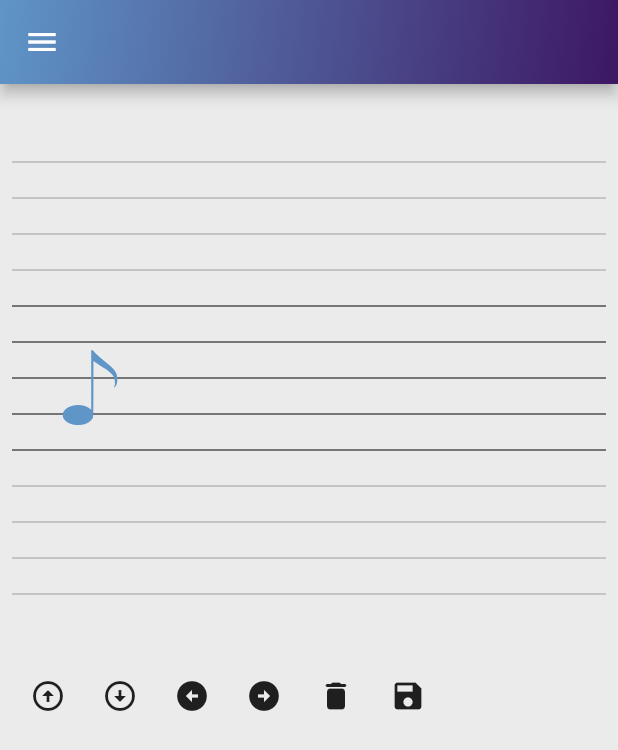
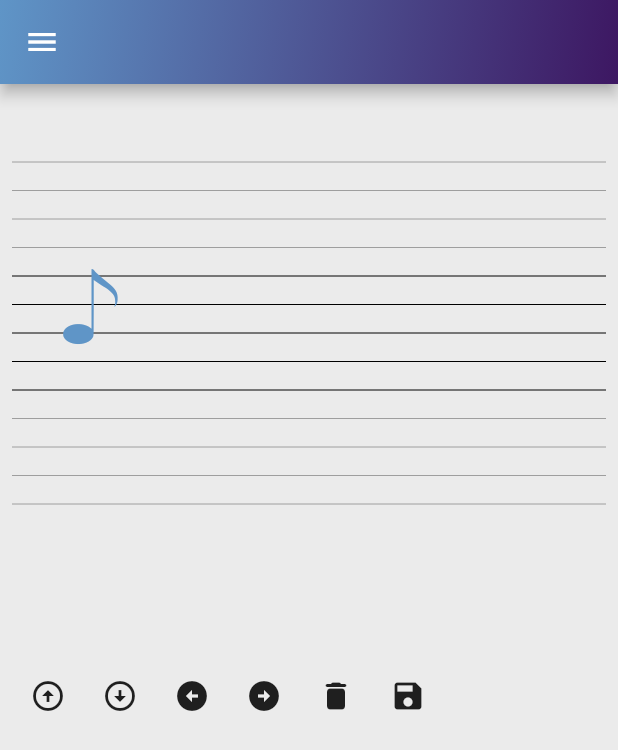
Before and after one commit to zoskar/tranquillo, a Flutter app: the screen it shows after launch, after a tap on "Login", on a phone screen of 412 x 824 dp. Shown: the top 750 px of the screen. Run offline on Flutter 3.47's test engine with Material 2 defaults, Android fonts, the phone set to English and light mode, and no system bars; our stand-ins replace firebase_auth, firebase_core, firebase_database, flutter_bloc, flutter_form_builder, flutter_hooks; accounts and stored records are empty; network calls fail.

```diff
--- a/lib/cubits/dictando_cubit.dart
+++ b/lib/cubits/dictando_cubit.dart
@@ -11,9 +11,14 @@ class DictandoCubit extends Cubit<DictandoState> {
 
   init() {
     dictando = Dictando([]);
-    beat = Beat([Note(duration: 1, pitch: 14)]);
+    beat = Beat([Note(duration: 1, pitch: 12)]);
     noteIndex = 0;
     beatIndex = 0;
+    emit(DictandoSetState());
+  }
+
+  setPitch(int pitch) {
+    beat.notes[noteIndex].pitch = pitch;
     emit(DictandoSetState());
   }
 
--- a/lib/presentation/create_screen.dart
+++ b/lib/presentation/create_screen.dart
@@ -10,8 +10,8 @@ import 'package:dict/presentation/hamburger_menu.dart';
 class CreateScreen extends StatelessWidget {
   const CreateScreen({Key? key}) : super(key: key);
 
-  final double distance = 8;
-  final double step = 1.5;
+  final double distance = 3;
+  final double step = 2.5;
   @override
   Widget build(BuildContext context) {
     if (context.read<UserDataCubit>().state is NoData) {
@@ -20,14 +20,9 @@ class CreateScreen extends StatelessWidget {
     if (context.read<DictandoCubit>().state is InitState) {
       context.read<DictandoCubit>().init();
     }
-
-    return Stack(
-      children: [
-        if (context.watch<AuthCubit>().state is AuthenticationInProgress)
-          const Center(
-            child: CircularProgressIndicator(),
-          ),
-        Scaffold(
+    return context.watch<AuthCubit>().state is AuthenticationInProgress
+        ? const Scaffold(body: Center(child: CircularProgressIndicator()))
+        : Scaffold(
             resizeToAvoidBottomInset: false,
             drawer: const HamburgerMenu(),
             appBar: AppBar(
@@ -53,7 +48,6 @@ class CreateScreen extends StatelessWidget {
                       ],
                     ),
                   ),
-                // Staff(distance: distance / 8),
                   Row(
                     children: [
                       IconButton(
@@ -100,8 +94,6 @@ class CreateScreen extends StatelessWidget {
                 ],
               ),
             ),
-        ),
-      ],
           );
   }
 }
@@ -126,12 +118,11 @@ class BeatWidget extends StatelessWidget {
             Column(
               children: [
                 SizedBox(
-                  height: distance *
-                      step *
-                      context.read<DictandoCubit>().beat.notes[i].pitch,
+                  height:
+                      9.5 * context.read<DictandoCubit>().beat.notes[i].pitch,
                 ),
                 Icon(
-                  NotesIcons.eight,
+                  Notes.eight,
                   color: i == context.read<DictandoCubit>().noteIndex
                       ? AppColors.a
                       : Colors.black,
@@ -143,6 +134,7 @@ class BeatWidget extends StatelessWidget {
       );
 }
 
+// TODO(zoskar): refactor
 class Staff extends StatelessWidget {
   const Staff({required this.distance, Key? key}) : super(key: key);
   final double distance;
@@ -150,32 +142,186 @@ class Staff extends StatelessWidget {
   @override
   Widget build(BuildContext context) => Column(
         children: [
-          const SizedBox(height: 36),
-          const Divider(color: Colors.grey),
-          SizedBox(height: distance),
-          const Divider(color: Colors.grey),
-          SizedBox(height: distance),
-          const Divider(color: Colors.grey),
-          SizedBox(height: distance),
-          const Divider(color: Colors.grey),
-          SizedBox(height: distance),
-          const Divider(color: Colors.black),
-          SizedBox(height: distance),
-          const Divider(color: Colors.black),
-          SizedBox(height: distance),
-          const Divider(color: Colors.black),
-          SizedBox(height: distance),
-          const Divider(color: Colors.black),
-          SizedBox(height: distance),
-          const Divider(color: Colors.black),
-          SizedBox(height: distance),
-          const Divider(color: Colors.grey),
-          SizedBox(height: distance),
-          const Divider(color: Colors.grey),
-          SizedBox(height: distance),
-          const Divider(color: Colors.grey),
-          SizedBox(height: distance),
-          const Divider(color: Colors.grey),
+          const SizedBox(
+            height: 39,
+          ),
+          GestureDetector(
+            behavior: HitTestBehavior.translucent,
+            onTap: () {
+              context.read<DictandoCubit>().setPitch(0);
+            },
+            child: const Divider(color: Colors.grey, height: 10),
+          ),
+          GestureDetector(
+            behavior: HitTestBehavior.translucent,
+            onTap: () {
+              context.read<DictandoCubit>().setPitch(1);
+            },
+            child: SizedBox(height: distance * 3, width: double.infinity),
+          ),
+          GestureDetector(
+            behavior: HitTestBehavior.translucent,
+            onTap: () {
+              context.read<DictandoCubit>().setPitch(2);
+            },
+            child: const Divider(color: Colors.grey, height: 10),
+          ),
+          GestureDetector(
+            behavior: HitTestBehavior.translucent,
+            onTap: () {
+              context.read<DictandoCubit>().setPitch(3);
+            },
+            child: SizedBox(height: distance * 3, width: double.infinity),
+          ),
+          GestureDetector(
+            behavior: HitTestBehavior.translucent,
+            onTap: () {
+              context.read<DictandoCubit>().setPitch(4);
+            },
+            child: const Divider(color: Colors.grey, height: 10),
+          ),
+          GestureDetector(
+            behavior: HitTestBehavior.translucent,
+            onTap: () {
+              context.read<DictandoCubit>().setPitch(5);
+            },
+            child: SizedBox(height: distance * 3, width: double.infinity),
+          ),
+          GestureDetector(
+            behavior: HitTestBehavior.translucent,
+            onTap: () {
+              context.read<DictandoCubit>().setPitch(6);
+            },
+            child: const Divider(color: Colors.grey, height: 10),
+          ),
+          GestureDetector(
+            behavior: HitTestBehavior.translucent,
+            onTap: () {
+              context.read<DictandoCubit>().setPitch(7);
+            },
+            child: SizedBox(height: distance * 3, width: double.infinity),
+          ),
+          GestureDetector(
+            behavior: HitTestBehavior.translucent,
+            onTap: () {
+              context.read<DictandoCubit>().setPitch(8);
+            },
+            child: const Divider(color: Colors.black, height: 10),
+          ),
+          GestureDetector(
+            behavior: HitTestBehavior.translucent,
+            onTap: () {
+              context.read<DictandoCubit>().setPitch(9);
+            },
+            child: SizedBox(height: distance * 3, width: double.infinity),
+          ),
+          GestureDetector(
+            behavior: HitTestBehavior.translucent,
+            onTap: () {
+              context.read<DictandoCubit>().setPitch(10);
+            },
+            child: const Divider(color: Colors.black, height: 10),
+          ),
+          GestureDetector(
+            behavior: HitTestBehavior.translucent,
+            onTap: () {
+              context.read<DictandoCubit>().setPitch(11);
+            },
+            child: SizedBox(height: distance * 3, width: double.infinity),
+          ),
+          GestureDetector(
+            behavior: HitTestBehavior.translucent,
+            onTap: () {
+              context.read<DictandoCubit>().setPitch(12);
+            },
+            child: const Divider(color: Colors.black, height: 10),
+          ),
+          GestureDetector(
+            behavior: HitTestBehavior.translucent,
+            onTap: () {
+              context.read<DictandoCubit>().setPitch(13);
+            },
+            child: SizedBox(height: distance * 3, width: double.infinity),
+          ),
+          GestureDetector(
+            behavior: HitTestBehavior.translucent,
+            onTap: () {
+              context.read<DictandoCubit>().setPitch(14);
+            },
+            child: const Divider(color: Colors.black, height: 10),
+          ),
+          GestureDetector(
+            behavior: HitTestBehavior.translucent,
+            onTap: () {
+              context.read<DictandoCubit>().setPitch(15);
+            },
+            child: SizedBox(height: distance * 3, width: double.infinity),
+          ),
+          GestureDetector(
+            behavior: HitTestBehavior.translucent,
+            onTap: () {
+              context.read<DictandoCubit>().setPitch(16);
+            },
+            child: const Divider(color: Colors.black, height: 10),
+          ),
+          GestureDetector(
+            behavior: HitTestBehavior.translucent,
+            onTap: () {
+              context.read<DictandoCubit>().setPitch(17);
+            },
+            child: SizedBox(height: distance * 3, width: double.infinity),
+          ),
+          GestureDetector(
+            behavior: HitTestBehavior.translucent,
+            onTap: () {
+              context.read<DictandoCubit>().setPitch(18);
+            },
+            child: const Divider(color: Colors.grey, height: 10),
+          ),
+          GestureDetector(
+            behavior: HitTestBehavior.translucent,
+            onTap: () {
+              context.read<DictandoCubit>().setPitch(19);
+            },
+            child: SizedBox(height: distance * 3, width: double.infinity),
+          ),
+          GestureDetector(
+            behavior: HitTestBehavior.translucent,
+            onTap: () {
+              context.read<DictandoCubit>().setPitch(20);
+            },
+            child: const Divider(color: Colors.grey, height: 10),
+          ),
+          GestureDetector(
+            behavior: HitTestBehavior.translucent,
+            onTap: () {
+              context.read<DictandoCubit>().setPitch(21);
+            },
+            child: SizedBox(height: distance * 3, width: double.infinity),
+          ),
+          GestureDetector(
+            behavior: HitTestBehavior.translucent,
+            onTap: () {
+              print('aaa');
+              context.read<DictandoCubit>().setPitch(22);
+            },
+            child: const Divider(color: Colors.grey, height: 10),
+          ),
+          GestureDetector(
+            behavior: HitTestBehavior.translucent,
+            onTap: () {
+              context.read<DictandoCubit>().setPitch(23);
+            },
+            child: SizedBox(height: distance * 3, width: double.infinity),
+          ),
+          GestureDetector(
+            behavior: HitTestBehavior.translucent,
+            onTap: () {
+              print('aaa');
+              context.read<DictandoCubit>().setPitch(24);
+            },
+            child: const Divider(color: Colors.grey, height: 10),
+          ),
         ],
       );
 }
--- a/lib/presentation/login/login_screen.dart
+++ b/lib/presentation/login/login_screen.dart
@@ -92,6 +92,7 @@ class LoginScreen extends HookWidget {
                                     ],
                                   ),
                                   FormBuilderTextField(
+                                    initialValue: 'abc@wp.pl',
                                     name: 'email',
                                     maxLength: 20,
                                     autocorrect: false,
@@ -123,6 +124,7 @@ class LoginScreen extends HookWidget {
                                     ),
                                   ),
                                   FormBuilderTextField(
+                                    initialValue: 'abc@wp.pl',
                                     obscureText: true,
                                     name: 'password',
                                     maxLength: 20,
--- a/lib/util/notes_icons.dart
+++ b/lib/util/notes_icons.dart
@@ -15,8 +15,8 @@
 ///
 import 'package:flutter/widgets.dart';
 
-class NotesIcons {
-  NotesIcons._();
+class Notes {
+  Notes._();
 
   static const _kFontFam = 'Notes';
 
```
Also changed, not shown: assets/fonts/Notes.ttf. Lines whose indentation alone changed are shown as unchanged.
